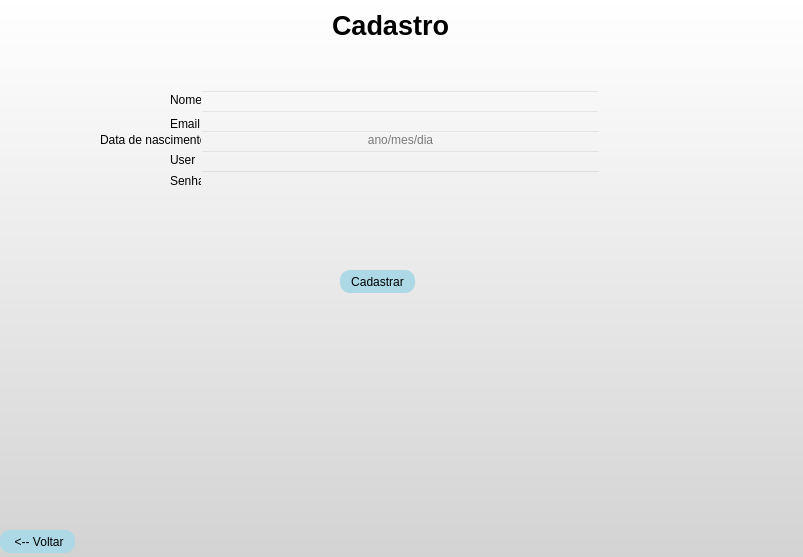
This is telas/tela_cad.ui in JorgeLuis8/Trabalho-POO-II as Qt 5 draws it before an edit. The edited form follows.
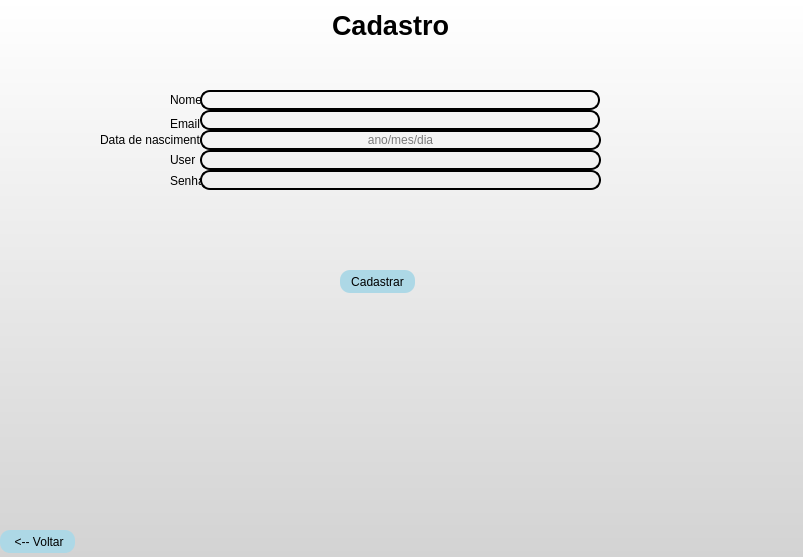
This is the edited form.

```diff
--- a/telas/tela_cad.ui
+++ b/telas/tela_cad.ui
@@ -118,8 +118,9 @@
      </rect>
     </property>
     <property name="styleSheet">
-     <string notr="true">color: black;
+     <string notr="true">border-radius: 10px;
 background-color: transparent;
+border: 2px solid black;
 
 </string>
     </property>
@@ -153,8 +154,10 @@
      </rect>
     </property>
     <property name="styleSheet">
-     <string notr="true">color: black;
+     <string notr="true">border-radius: 10px;
 background-color: transparent;
+border: 2px solid black;
+
 </string>
     </property>
    </widget>
@@ -187,8 +190,10 @@
      </rect>
     </property>
     <property name="styleSheet">
-     <string notr="true">color: black;
+     <string notr="true">border-radius: 10px;
 background-color: transparent;
+border: 2px solid black;
+
 </string>
     </property>
     <property name="alignment">
@@ -227,8 +232,9 @@
      </rect>
     </property>
     <property name="styleSheet">
-     <string notr="true">color: black;
+     <string notr="true">border-radius: 10px;
 background-color: transparent;
+border: 2px solid black;
 
 </string>
     </property>
@@ -281,8 +287,10 @@
      </rect>
     </property>
     <property name="styleSheet">
-     <string notr="true">color: black;
+     <string notr="true">border-radius: 10px;
 background-color: transparent;
+border: 2px solid black;
+
 </string>
     </property>
     <property name="echoMode">
```
